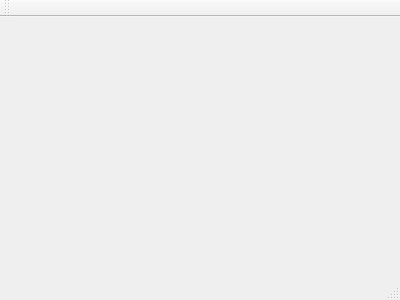
Qt form Newton/mainwindow.ui (Speego/EAN-Newton) before a commit.
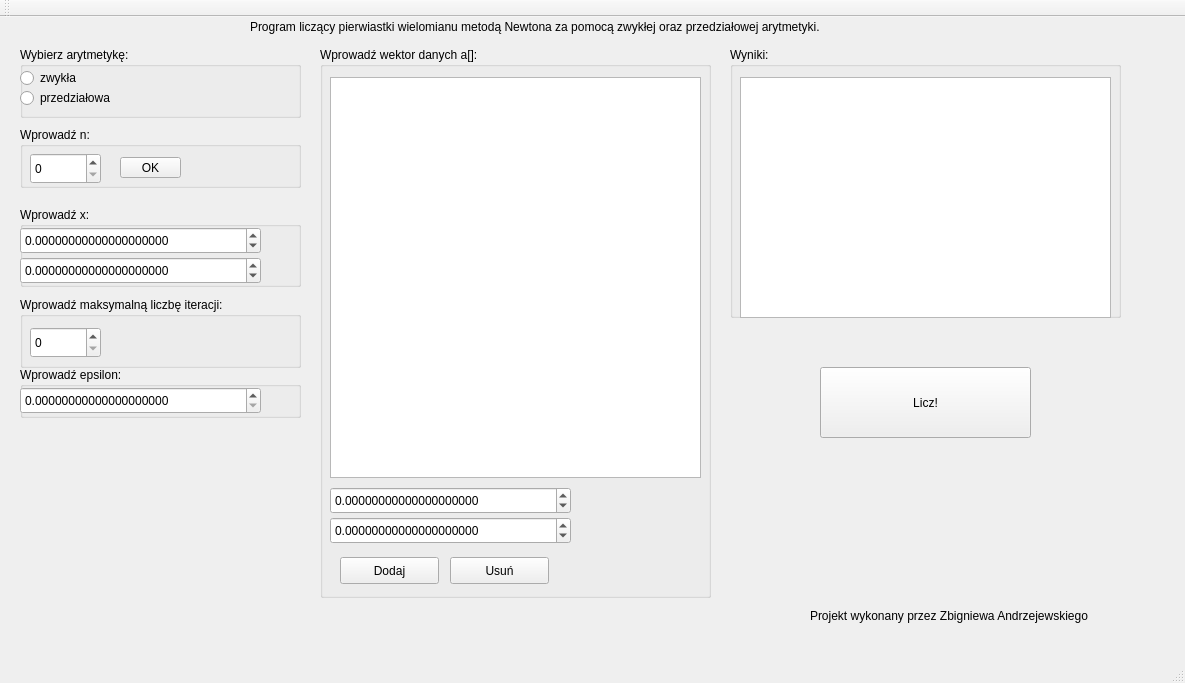
The same form after that commit.

Patch:
```diff
--- a/Newton/mainwindow.ui
+++ b/Newton/mainwindow.ui
@@ -1,24 +1,391 @@
 <ui version="4.0">
  <class>MainWindow</class>
- <widget class="QMainWindow" name="MainWindow" >
-  <property name="geometry" >
+ <widget class="QMainWindow" name="MainWindow">
+  <property name="geometry">
    <rect>
     <x>0</x>
     <y>0</y>
-    <width>400</width>
-    <height>300</height>
+    <width>1185</width>
+    <height>683</height>
    </rect>
   </property>
   <property name="windowTitle" >
    <string>MainWindow</string>
   </property>
-  <widget class="QMenuBar" name="menuBar" />
-  <widget class="QToolBar" name="mainToolBar" />
-  <widget class="QWidget" name="centralWidget" />
-  <widget class="QStatusBar" name="statusBar" />
+  <widget class="QWidget" name="centralWidget">
+   <widget class="QLabel" name="title">
+    <property name="geometry">
+     <rect>
+      <x>250</x>
+      <y>0</y>
+      <width>741</width>
+      <height>20</height>
+     </rect>
+    </property>
+    <property name="text">
+     <string>Program liczący pierwiastki wielomianu metodą Newtona za pomocą zwykłej oraz przedziałowej arytmetyki.</string>
+    </property>
+   </widget>
+   <widget class="QGroupBox" name="boxArithmeticChoice">
+    <property name="geometry">
+     <rect>
+      <x>20</x>
+      <y>30</y>
+      <width>281</width>
+      <height>71</height>
+     </rect>
+    </property>
+    <property name="title">
+     <string>Wybierz arytmetykę:</string>
+    </property>
+    <widget class="QRadioButton" name="radioButtonArithmeticNormal">
+     <property name="geometry">
+      <rect>
+       <x>0</x>
+       <y>20</y>
+       <width>81</width>
+       <height>22</height>
+      </rect>
+     </property>
+     <property name="text">
+      <string>zwykła</string>
+     </property>
+    </widget>
+    <widget class="QRadioButton" name="radioButtonArithmeticInterval">
+     <property name="geometry">
+      <rect>
+       <x>0</x>
+       <y>40</y>
+       <width>117</width>
+       <height>22</height>
+      </rect>
+     </property>
+     <property name="text">
+      <string>przedziałowa</string>
+     </property>
+    </widget>
+   </widget>
+   <widget class="QGroupBox" name="boxNChoice">
+    <property name="geometry">
+     <rect>
+      <x>20</x>
+      <y>110</y>
+      <width>281</width>
+      <height>61</height>
+     </rect>
+    </property>
+    <property name="title">
+     <string>Wprowadź n:</string>
+    </property>
+    <widget class="QSpinBox" name="spinBoxN">
+     <property name="geometry">
+      <rect>
+       <x>10</x>
+       <y>26</y>
+       <width>71</width>
+       <height>31</height>
+      </rect>
+     </property>
+     <property name="maximum">
+      <number>9999</number>
+     </property>
+    </widget>
+    <widget class="QPushButton" name="pushButtonN">
+     <property name="geometry">
+      <rect>
+       <x>100</x>
+       <y>30</y>
+       <width>61</width>
+       <height>21</height>
+      </rect>
+     </property>
+     <property name="text">
+      <string>OK</string>
+     </property>
+    </widget>
+   </widget>
+   <widget class="QGroupBox" name="boxXChoice">
+    <property name="geometry">
+     <rect>
+      <x>20</x>
+      <y>190</y>
+      <width>281</width>
+      <height>80</height>
+     </rect>
+    </property>
+    <property name="title">
+     <string>Wprowadź x:</string>
+    </property>
+    <widget class="QDoubleSpinBox" name="spinBoxX_a">
+     <property name="geometry">
+      <rect>
+       <x>0</x>
+       <y>20</y>
+       <width>241</width>
+       <height>27</height>
+      </rect>
+     </property>
+     <property name="decimals">
+      <number>20</number>
+     </property>
+     <property name="minimum">
+      <double>-9999.000000000000000</double>
+     </property>
+     <property name="maximum">
+      <double>9999.000000000000000</double>
+     </property>
+     <property name="singleStep">
+      <double>1.000000000000000</double>
+     </property>
+    </widget>
+    <widget class="QDoubleSpinBox" name="spinBoxX_b">
+     <property name="geometry">
+      <rect>
+       <x>0</x>
+       <y>50</y>
+       <width>241</width>
+       <height>27</height>
+      </rect>
+     </property>
+     <property name="decimals">
+      <number>20</number>
+     </property>
+     <property name="minimum">
+      <double>-9999.000000000000000</double>
+     </property>
+     <property name="maximum">
+      <double>9999.000000000000000</double>
+     </property>
+     <property name="singleStep">
+      <double>1.000000000000000</double>
+     </property>
+    </widget>
+   </widget>
+   <widget class="QGroupBox" name="boxMitChoice">
+    <property name="geometry">
+     <rect>
+      <x>20</x>
+      <y>280</y>
+      <width>281</width>
+      <height>71</height>
+     </rect>
+    </property>
+    <property name="title">
+     <string>Wprowadź maksymalną liczbę iteracji:</string>
+    </property>
+    <widget class="QSpinBox" name="spinBoxMit">
+     <property name="geometry">
+      <rect>
+       <x>10</x>
+       <y>30</y>
+       <width>71</width>
+       <height>31</height>
+      </rect>
+     </property>
+     <property name="maximum">
+      <number>9999</number>
+     </property>
+    </widget>
+   </widget>
+   <widget class="QGroupBox" name="boxEpsChoice">
+    <property name="geometry">
+     <rect>
+      <x>20</x>
+      <y>350</y>
+      <width>281</width>
+      <height>51</height>
+     </rect>
+    </property>
+    <property name="title">
+     <string>Wprowadź epsilon:</string>
+    </property>
+    <widget class="QDoubleSpinBox" name="spinBoxEps">
+     <property name="geometry">
+      <rect>
+       <x>0</x>
+       <y>20</y>
+       <width>241</width>
+       <height>27</height>
+      </rect>
+     </property>
+     <property name="decimals">
+      <number>20</number>
+     </property>
+     <property name="minimum">
+      <double>0.000000000000000</double>
+     </property>
+     <property name="maximum">
+      <double>9999.000000000000000</double>
+     </property>
+     <property name="singleStep">
+      <double>1.000000000000000</double>
+     </property>
+    </widget>
+   </widget>
+   <widget class="QGroupBox" name="boxVector">
+    <property name="geometry">
+     <rect>
+      <x>320</x>
+      <y>30</y>
+      <width>391</width>
+      <height>551</height>
+     </rect>
+    </property>
+    <property name="title">
+     <string>Wprowadź wektor danych a[]:</string>
+    </property>
+    <widget class="QDoubleSpinBox" name="spinBoxAi_a">
+     <property name="geometry">
+      <rect>
+       <x>10</x>
+       <y>440</y>
+       <width>241</width>
+       <height>27</height>
+      </rect>
+     </property>
+     <property name="decimals">
+      <number>20</number>
+     </property>
+     <property name="minimum">
+      <double>-9999.000000000000000</double>
+     </property>
+     <property name="maximum">
+      <double>9999.000000000000000</double>
+     </property>
+     <property name="singleStep">
+      <double>1.000000000000000</double>
+     </property>
+    </widget>
+    <widget class="QDoubleSpinBox" name="spinBoxAi_b">
+     <property name="geometry">
+      <rect>
+       <x>10</x>
+       <y>470</y>
+       <width>241</width>
+       <height>27</height>
+      </rect>
+     </property>
+     <property name="decimals">
+      <number>20</number>
+     </property>
+     <property name="minimum">
+      <double>-9999.000000000000000</double>
+     </property>
+     <property name="maximum">
+      <double>9999.000000000000000</double>
+     </property>
+     <property name="singleStep">
+      <double>1.000000000000000</double>
+     </property>
+    </widget>
+    <widget class="QPushButton" name="pushButtonAiAdd">
+     <property name="geometry">
+      <rect>
+       <x>20</x>
+       <y>510</y>
+       <width>99</width>
+       <height>27</height>
+      </rect>
+     </property>
+     <property name="text">
+      <string>Dodaj</string>
+     </property>
+    </widget>
+    <widget class="QPushButton" name="pushButtonAiRemove">
+     <property name="geometry">
+      <rect>
+       <x>130</x>
+       <y>510</y>
+       <width>99</width>
+       <height>27</height>
+      </rect>
+     </property>
+     <property name="text">
+      <string>Usuń</string>
+     </property>
+    </widget>
+    <widget class="QTableWidget" name="tableWidgetVector">
+     <property name="geometry">
+      <rect>
+       <x>10</x>
+       <y>30</y>
+       <width>371</width>
+       <height>401</height>
+      </rect>
+     </property>
+    </widget>
+   </widget>
+   <widget class="QGroupBox" name="boxResults">
+    <property name="geometry">
+     <rect>
+      <x>730</x>
+      <y>30</y>
+      <width>391</width>
+      <height>271</height>
+     </rect>
+    </property>
+    <property name="title">
+     <string>Wyniki:</string>
+    </property>
+    <widget class="QTableWidget" name="tableWidgetResults">
+     <property name="geometry">
+      <rect>
+       <x>10</x>
+       <y>30</y>
+       <width>371</width>
+       <height>241</height>
+      </rect>
+     </property>
+    </widget>
+   </widget>
+   <widget class="QPushButton" name="pushButtonCount">
+    <property name="geometry">
+     <rect>
+      <x>820</x>
+      <y>350</y>
+      <width>211</width>
+      <height>71</height>
+     </rect>
+    </property>
+    <property name="text">
+     <string>Licz!</string>
+    </property>
+   </widget>
+   <widget class="QLabel" name="labelAuthor">
+    <property name="geometry">
+     <rect>
+      <x>810</x>
+      <y>590</y>
+      <width>361</width>
+      <height>17</height>
+     </rect>
+    </property>
+    <property name="text">
+     <string>Projekt wykonany przez Zbigniewa Andrzejewskiego</string>
+    </property>
+   </widget>
+  </widget>
+  <widget class="QMenuBar" name="menuBar">
+   <property name="geometry">
+    <rect>
+     <x>0</x>
+     <y>0</y>
+     <width>1185</width>
+     <height>25</height>
+    </rect>
+   </property>
+  </widget>
+  <widget class="QToolBar" name="mainToolBar">
+   <attribute name="toolBarArea">
+    <enum>TopToolBarArea</enum>
+   </attribute>
+   <attribute name="toolBarBreak">
+    <bool>false</bool>
+   </attribute>
+  </widget>
+  <widget class="QStatusBar" name="statusBar"/>
  </widget>
- <layoutDefault spacing="6" margin="11" />
- <pixmapfunction></pixmapfunction>
+ <layoutdefault spacing="6" margin="11"/>
  <resources/>
  <connections/>
 </ui>
```
Left out of the diff: 3 changed lines with no effect on the pictures.
